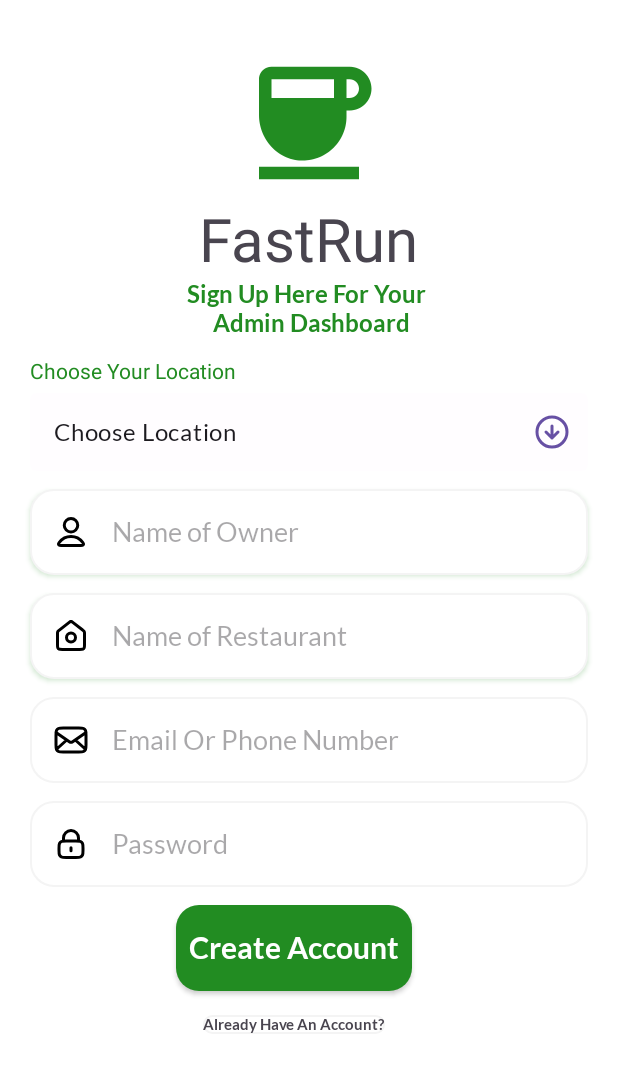
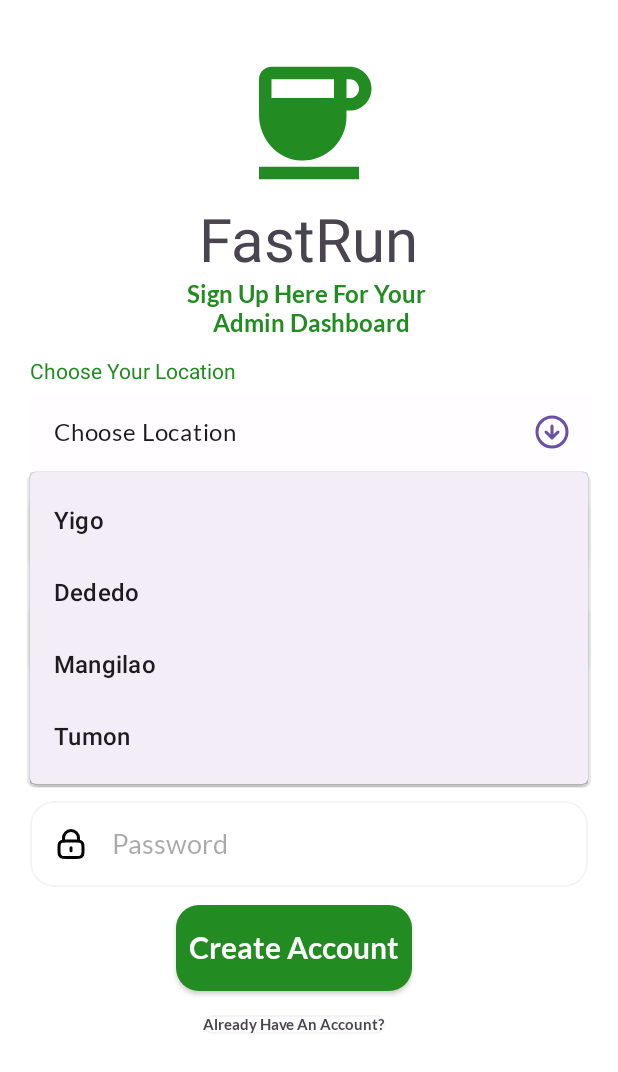
Before and after one commit to mvop19/fastrunAdmin, an Android app: the SignUpActivity screen opened directly, with no data from a screen before it, after a tap on an icon or button, on a phone screen of 412 x 824 dp. Shown: the top 1072 px of the screen. Run offline under Robolectric (Android 15) with nearby library versions, the phone set to English and light mode, and no system bars; Roboto replaces fonts that are not available here.

```diff
--- a/app/src/main/java/com/example/adminfastrun/SignUpActivity.kt
+++ b/app/src/main/java/com/example/adminfastrun/SignUpActivity.kt
@@ -1,20 +1,35 @@
 package com.example.adminfastrun
 
+import android.R
+import android.content.Intent
 import android.os.Bundle
+import android.widget.ArrayAdapter
 import androidx.activity.enableEdgeToEdge
 import androidx.appcompat.app.AppCompatActivity
 import androidx.core.view.ViewCompat
 import androidx.core.view.WindowInsetsCompat
+import com.example.adminfastrun.databinding.ActivitySignUpBinding
 
 class SignUpActivity : AppCompatActivity() {
+    private val binding: ActivitySignUpBinding by lazy {
+        ActivitySignUpBinding.inflate(layoutInflater)
+    }
     override fun onCreate(savedInstanceState: Bundle?) {
         super.onCreate(savedInstanceState)
         enableEdgeToEdge()
-        setContentView(R.layout.activity_sign_up)
-        ViewCompat.setOnApplyWindowInsetsListener(findViewById(R.id.main)) { v, insets ->
-            val systemBars = insets.getInsets(WindowInsetsCompat.Type.systemBars())
-            v.setPadding(systemBars.left, systemBars.top, systemBars.right, systemBars.bottom)
-            insets
+        setContentView(binding.root)
+        binding.createButton.setOnClickListener {
+            val intent = Intent(this,MainActivity::class.java)
+            startActivity(intent)
         }
+        binding.alreadyHaveAccountButton.setOnClickListener {
+            val intent = Intent(this,LoginActivity::class.java)
+            startActivity(intent)
+        }
+        val locationList = arrayOf("Yigo", "Dededo", "Mangilao", "Tumon")
+        val adapter = ArrayAdapter(this, R.layout.simple_list_item_1, locationList)
+        val autoCompleteTextView = binding.listofLocation
+        autoCompleteTextView.setAdapter(adapter)
+
     }
 }
--- a/app/src/main/res/layout/activity_sign_up.xml
+++ b/app/src/main/res/layout/activity_sign_up.xml
@@ -54,33 +54,34 @@
 
     <com.google.android.material.textfield.TextInputLayout
         android:id="@+id/textInputLayout"
+        style="@style/Widget.Material3.TextInputLayout.OutlinedBox.Dense.ExposedDropdownMenu"
         android:layout_width="match_parent"
         android:layout_height="57dp"
         android:layout_marginLeft="20dp"
+        android:layout_marginTop="32dp"
+        android:layout_marginRight="20dp"
         app:boxStrokeWidth="0dp"
         app:boxStrokeWidthFocused="0dp"
-        style="@style/Widget.Material3.TextInputLayout.OutlinedBox.Dense.ExposedDropdownMenu"
         app:endIconDrawable="@drawable/arrow_circle_down"
-        android:layout_marginTop="32dp"
-        android:layout_marginRight="20dp"
         app:layout_constraintEnd_toEndOf="parent"
         app:layout_constraintStart_toStartOf="parent"
         app:layout_constraintTop_toBottomOf="@+id/textView2">
+
         <AutoCompleteTextView
             android:id="@+id/listofLocation"
             android:layout_width="match_parent"
             android:layout_height="match_parent"
-            android:text="Choose Location"
+            android:fontFamily="@font/lato"
             android:inputType="none"
-            android:fontFamily="@font/lato"/>
+            android:text="Choose Location" />
 
     </com.google.android.material.textfield.TextInputLayout>
 
     <EditText
         android:id="@+id/name"
         android:layout_width="0dp"
+        android:layout_height="57dp"
         android:layout_marginTop="12dp"
-        android:layout_height="57dp"
         android:background="@drawable/edittextshape"
         android:drawableLeft="@drawable/user_02"
         android:drawablePadding="15dp"
@@ -99,13 +100,13 @@
         android:layout_width="match_parent"
         android:layout_height="57dp"
         android:layout_marginLeft="20dp"
+        android:layout_marginTop="12dp"
         android:layout_marginRight="20dp"
-        android:layout_marginTop="12dp"
-        android:fontFamily="@font/lato"
         android:background="@drawable/edittextshape"
         android:drawableLeft="@drawable/home_04"
         android:drawablePadding="15dp"
         android:elevation="2dp"
+        android:fontFamily="@font/lato"
         android:hint="Name of Restaurant"
         android:inputType="textPassword"
         android:outlineSpotShadowColor="@color/green"
@@ -133,7 +134,6 @@
     <EditText
         android:id="@+id/password"
         android:layout_width="0dp"
-        android:outlineSpotShadowColor="@color/green"
         android:layout_height="57dp"
         android:layout_marginTop="12dp"
         android:background="@drawable/edittextshape"
@@ -141,6 +141,7 @@
         android:drawablePadding="15dp"
         android:fontFamily="@font/lato"
         android:hint="Password"
+        android:outlineSpotShadowColor="@color/green"
         android:paddingLeft="15dp"
         app:layout_constraintEnd_toEndOf="@+id/EmailOrPhone"
         app:layout_constraintStart_toStartOf="@+id/EmailOrPhone"
@@ -150,8 +151,8 @@
 
         android:id="@+id/createButton"
         android:layout_width="157dp"
+        android:layout_height="57dp"
         android:layout_marginTop="12dp"
-        android:layout_height="57dp"
         android:background="@drawable/greenbuttongradient"
         android:fontFamily="@font/lato_bold"
         android:text="Create Account"
@@ -161,6 +162,7 @@
         app:layout_constraintEnd_toEndOf="@+id/password"
         app:layout_constraintStart_toStartOf="parent"
         app:layout_constraintTop_toBottomOf="@+id/password" />
+
     <TextView
         android:id="@+id/alreadyHaveAccountButton"
         android:layout_width="wrap_content"
```
Also changed, not shown: app/src/main/java/com/example/adminfastrun/LoginActivity.kt (+13 -5 lines).
